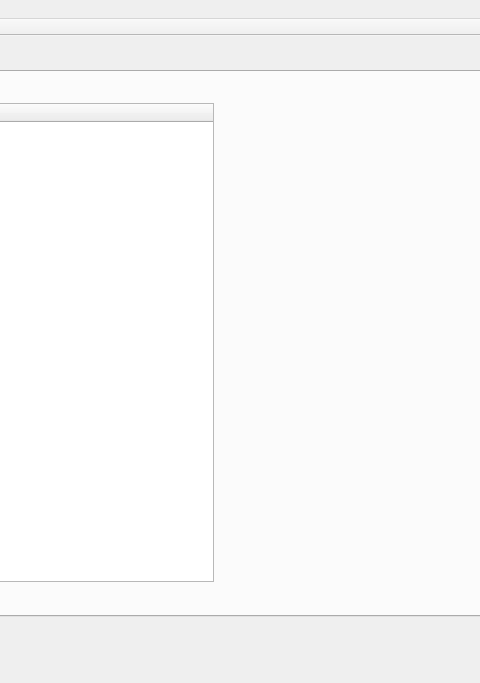
This is GroundStation/mainwindow.ui in aafontoura/mission-groundstation as Qt 5 draws it before an edit; both pictures show x 322 to 802 and y 0 to 683 of the 1197 by 683 pixel window. The edited form follows.
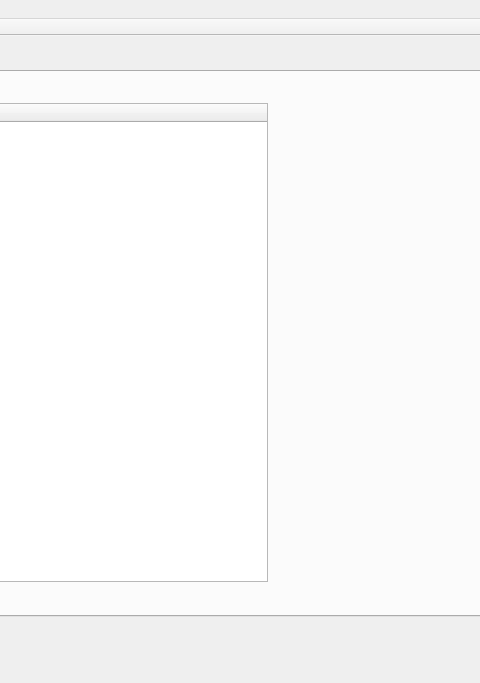
This is the edited form.

What changed in the file:
```diff
--- a/GroundStation/mainwindow.ui
+++ b/GroundStation/mainwindow.ui
@@ -144,7 +144,7 @@
         <height>501</height>
        </rect>
       </property>
-      <layout class="QGridLayout" name="container" columnminimumwidth="100,600">
+      <layout class="QGridLayout" name="container" columnstretch="500,500">
        <item row="0" column="0">
         <widget class="QTreeWidget" name="treeWidget">
          <property name="columnCount">
```
Left out of the diff: 5 changed lines with no effect on the pictures.
